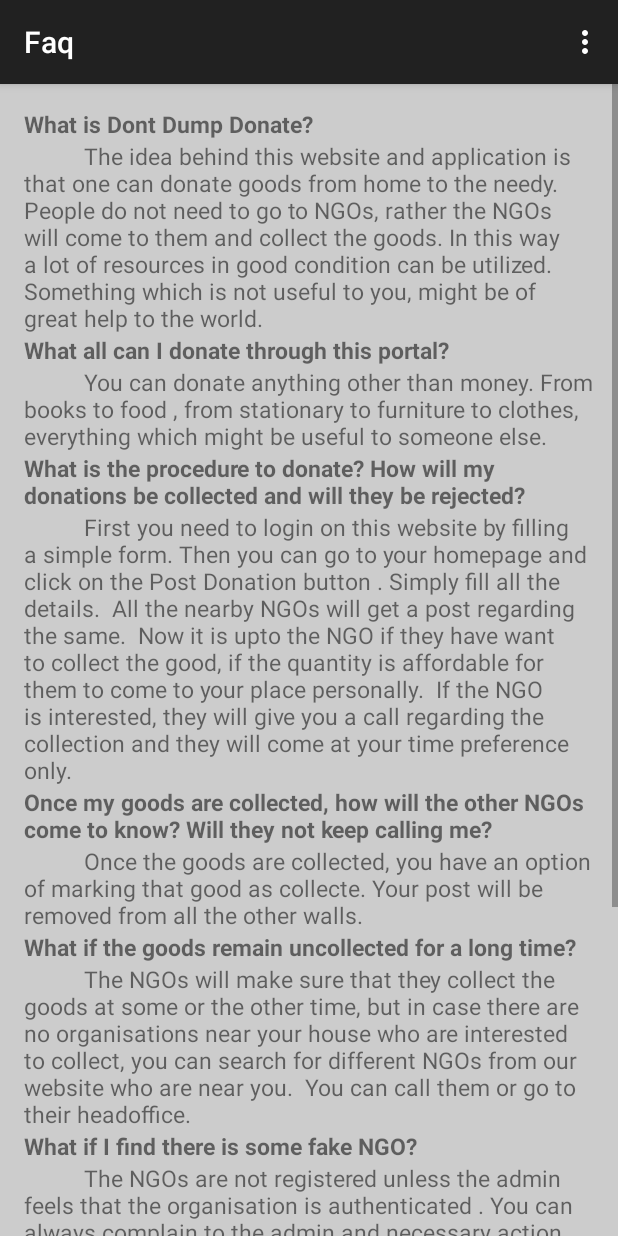
After one commit to Bhavik3/DontDumpDonate, an Android app: the Faq screen opened directly, with no data from a screen before it, on a phone screen of 412 x 824 dp. The commit adds this screen. Run offline under Robolectric (Android 15) with nearby library versions, the phone set to English and light mode, and no system bars.

Commit message:
FAQ and About us page is added

```diff
--- /dev/null
+++ b/DontDumpDonate/app/src/main/java/com/example/bhavik/dontdumpdonate/Faq.java
@@ -0,0 +1,39 @@
+package com.example.bhavik.dontdumpdonate;
+
+import android.support.v7.app.ActionBarActivity;
+import android.os.Bundle;
+import android.view.Menu;
+import android.view.MenuItem;
+
+
+public class Faq extends ActionBarActivity {
+
+    @Override
+    protected void onCreate(Bundle savedInstanceState) {
+        super.onCreate(savedInstanceState);
+        setContentView(R.layout.activity_faq);
+    }
+
+
+    @Override
+    public boolean onCreateOptionsMenu(Menu menu) {
+        // Inflate the menu; this adds items to the action bar if it is present.
+        getMenuInflater().inflate(R.menu.menu_faq, menu);
+        return true;
+    }
+
+    @Override
+    public boolean onOptionsItemSelected(MenuItem item) {
+        // Handle action bar item clicks here. The action bar will
+        // automatically handle clicks on the Home/Up button, so long
+        // as you specify a parent activity in AndroidManifest.xml.
+        int id = item.getItemId();
+
+        //noinspection SimplifiableIfStatement
+        if (id == R.id.action_settings) {
+            return true;
+        }
+
+        return super.onOptionsItemSelected(item);
+    }
+}
--- /dev/null
+++ b/DontDumpDonate/app/src/main/res/layout/activity_faq.xml
@@ -0,0 +1,202 @@
+<?xml version="1.0" encoding="utf-8"?>
+<ScrollView xmlns:android="http://schemas.android.com/apk/res/android"
+xmlns:tools="http://schemas.android.com/tools"
+android:layout_width="wrap_content"
+android:layout_height="fill_parent"
+android:id="@+id/scrollView"
+>
+<RelativeLayout xmlns:android="http://schemas.android.com/apk/res/android"
+    xmlns:tools="http://schemas.android.com/tools" android:layout_width="match_parent"
+    android:layout_height="match_parent" android:paddingLeft="@dimen/activity_horizontal_margin"
+    android:paddingRight="@dimen/activity_horizontal_margin"
+    android:paddingTop="@dimen/activity_vertical_margin"
+    android:paddingBottom="@dimen/activity_vertical_margin"
+    android:background="#cccccc"
+    tools:context="com.example.bhavik.dontdumpdonate.Faq">
+
+    <TextView
+        android:layout_width="wrap_content"
+        android:layout_height="wrap_content"
+        android:text="          The idea behind this website and application is that one can donate goods from home to the needy. People do not need to go to NGOs, rather the NGOs will come to them and collect the goods. In this way a lot of resources in good condition can be utilized. Something which is not useful to you, might be of great help to the world.
+        "
+        android:id="@+id/textView7"
+        android:textSize="15dp"
+        android:layout_below="@+id/textView8"
+        android:layout_alignParentLeft="true"
+        android:layout_alignParentStart="true" />
+
+    <TextView
+        android:layout_width="wrap_content"
+        android:layout_height="wrap_content"
+        android:text="What is Dont Dump Donate?"
+        android:textStyle="bold"
+
+        android:textSize="15dp"
+        android:id="@+id/textView8"
+
+        android:layout_alignParentTop="true"
+        android:layout_alignParentLeft="true"
+        android:layout_alignParentStart="true"
+        android:layout_alignParentRight="true"
+        android:layout_alignParentEnd="true" />
+
+    <TextView
+        android:layout_width="wrap_content"
+        android:layout_height="wrap_content"
+        android:textStyle="bold"
+        android:text="What all can I donate through this portal? "
+        android:id="@+id/textView10"
+        android:layout_below="@+id/textView7"
+        android:layout_alignParentLeft="true"
+        android:layout_alignParentStart="true"
+        android:layout_alignParentRight="true"
+        android:textSize="15dp"
+        android:layout_alignParentEnd="true" />
+
+    <TextView
+        android:layout_width="wrap_content"
+        android:layout_height="wrap_content"
+        android:text="          You can donate anything other than money. From books to food , from stationary to furniture to clothes, everything which might be useful to someone else.
+        "
+        android:id="@+id/textView11"
+        android:textSize="15dp"
+        android:layout_below="@+id/textView10"
+        android:layout_alignParentLeft="true"
+        android:layout_alignParentStart="true" />
+
+    <TextView
+        android:layout_width="wrap_content"
+        android:layout_height="wrap_content"
+        android:text="What is the procedure to donate? How will my donations be collected and will they be rejected?  "
+        android:id="@+id/textView12"
+        android:layout_below="@+id/textView11"
+        android:layout_alignParentLeft="true"
+        android:layout_alignParentStart="true"
+        android:textSize="15dp"
+        android:textStyle="bold"/>
+
+    <TextView
+        android:layout_width="wrap_content"
+        android:layout_height="wrap_content"
+        android:text="          First you need to login on this website by filling a simple form. Then you can go to your homepage and click on the Post Donation button . Simply fill all the details.  All the nearby NGOs will get a post regarding the same.  Now it is upto the NGO if they have want to collect the good, if the quantity is affordable for them to come to your place personally.  If the NGO is interested, they will give you a call regarding the collection and they will come at your time preference only.
+        "
+        android:id="@+id/textView13"
+        android:layout_below="@+id/textView12"
+        android:layout_alignParentLeft="true"
+        android:textSize="15dp"
+        android:layout_alignParentStart="true" />
+
+    <TextView
+        android:layout_width="wrap_content"
+        android:layout_height="wrap_content"
+        android:text="Once my goods are collected, how will the other NGOs come to know? Will they not keep calling me? "
+        android:id="@+id/textView14"
+        android:textStyle="bold"
+        android:layout_below="@+id/textView13"
+        android:textSize="15dp"
+        android:layout_alignParentLeft="true"
+        android:layout_alignParentStart="true" />
+
+    <TextView
+        android:layout_width="wrap_content"
+        android:layout_height="wrap_content"
+        android:text="          Once the goods are collected, you have an option of marking that good as collecte. Your post will be removed from all the other walls.
+        "
+        android:id="@+id/textView15"
+        android:layout_below="@+id/textView14"
+        android:layout_alignParentLeft="true"
+        android:textSize="15dp"
+        android:layout_alignParentStart="true" />
+
+    <TextView
+        android:layout_width="wrap_content"
+        android:layout_height="wrap_content"
+        android:text="What if the goods remain uncollected for a long time?"
+        android:id="@+id/textView16"
+
+        android:textSize="15dp"
+        android:textStyle="bold"
+        android:layout_below="@+id/textView15"
+        android:layout_alignParentLeft="true"
+        android:layout_alignParentStart="true" />
+
+    <TextView
+        android:layout_width="wrap_content"
+        android:layout_height="wrap_content"
+        android:text="          The NGOs will make sure that they collect the goods at some or the other time, but in case there are no organisations near your house who are interested to collect, you can search for different NGOs from our website who are near you.  You can call them or go to their headoffice.
+        "
+        android:id="@+id/textView17"
+        android:textSize="15dp"
+        android:layout_below="@+id/textView16"
+        android:layout_alignParentLeft="true"
+        android:layout_alignParentStart="true" />
+
+    <TextView
+        android:layout_width="wrap_content"
+        android:layout_height="wrap_content"
+        android:textStyle="bold"
+        android:text="What if I find there is some fake NGO?"
+        android:id="@+id/textView18"
+        android:layout_below="@+id/textView17"
+        android:layout_alignParentLeft="true"
+        android:textSize="15dp"
+        android:layout_alignParentStart="true" />
+
+    <TextView
+        android:layout_width="wrap_content"
+        android:layout_height="wrap_content"
+        android:text="          The NGOs are not registered unless the admin feels that the organisation is authenticated . You can always complain to the admin and necessary action will be taken.
+        "
+        android:id="@+id/textView19"
+        android:layout_below="@+id/textView18"
+        android:layout_alignParentLeft="true"
+        android:layout_alignParentStart="true"
+        android:textSize="15dp" />
+
+    <TextView
+        android:layout_width="wrap_content"
+        android:textStyle="bold"
+        android:textSize="15dp"
+        android:layout_height="wrap_content"
+        android:text="Is goods donation the only feature available?"
+        android:id="@+id/textView20"
+        android:layout_below="@+id/textView19"
+        android:layout_alignParentLeft="true"
+        android:layout_alignParentStart="true" />
+
+    <TextView
+        android:layout_width="wrap_content"
+        android:layout_height="wrap_content"
+        android:text="          No. We also provide you details of events happening for charity near your address. You will also get posts from the NGOs regarding necessities and problems face by them. You can view all the profile of different NGOs and check about their work. Also you can attend any event being organised for charity, by checking about the details on our website.  The primary focus is that the donations should reach the needy and that people who do not have time can donate from their homes itself.
+        "
+        android:id="@+id/textView22"
+        android:textSize="15dp"
+        android:layout_below="@+id/textView20"
+        android:layout_alignParentLeft="true"
+        android:layout_alignParentStart="true" />
+
+    <TextView
+        android:layout_width="wrap_content"
+        android:layout_height="wrap_content"
+        android:text="How will the NGOs be authenticated?  "
+        android:id="@+id/textView23"
+        android:layout_below="@+id/textView22"
+        android:layout_alignParentLeft="true"
+        android:textSize="15dp"
+        android:textStyle="bold"
+        android:layout_alignParentStart="true" />
+
+    <TextView
+        android:layout_width="wrap_content"
+        android:layout_height="wrap_content"
+        android:text="          The admin will do all the necessary background checks before the NGO is allowed access.
+        "
+        android:id="@+id/textView24"
+        android:textSize="15dp"
+        android:layout_below="@+id/textView23"
+        android:layout_alignParentLeft="true"
+        android:layout_alignParentStart="true" />
+
+
+</RelativeLayout>
+</ScrollView>
--- a/DontDumpDonate/app/src/main/res/layout/activity_forgot_password.xml
+++ b/DontDumpDonate/app/src/main/res/layout/activity_forgot_password.xml
@@ -5,7 +5,7 @@
     android:paddingTop="@dimen/activity_vertical_margin"
     android:paddingBottom="@dimen/activity_vertical_margin"
     tools:context="com.example.bhavik.dontdumpdonate.forgotPassword"
-    android:background="#dddddd">
+    android:background="#aaaaaa">
 
     <!--<TextView-->
         <!--android:layout_width="wrap_content"-->
--- a/DontDumpDonate/app/src/main/res/layout/activity_signup.xml
+++ b/DontDumpDonate/app/src/main/res/layout/activity_signup.xml
@@ -5,7 +5,7 @@
     android:paddingTop="@dimen/activity_vertical_margin"
     android:paddingBottom="@dimen/activity_vertical_margin"
     tools:context="com.example.bhavik.dontdumpdonate.signup"
-    android:background="#dddddd">
+    android:background="#aaaaaa">
 
 
     <TextView
--- a/DontDumpDonate/app/src/main/res/layout/post_event.xml
+++ b/DontDumpDonate/app/src/main/res/layout/post_event.xml
@@ -26,7 +26,7 @@
     <Button
         android:layout_width="wrap_content"
         android:layout_height="wrap_content"
-        android:text="Post Donation"
+        android:text="Post Event"
         android:id="@+id/postEvent"
         android:layout_below="@+id/date"
         android:layout_alignParentLeft="true"
--- /dev/null
+++ b/DontDumpDonate/app/src/main/res/menu/menu_faq.xml
@@ -0,0 +1,7 @@
+<menu xmlns:android="http://schemas.android.com/apk/res/android"
+    xmlns:app="http://schemas.android.com/apk/res-auto"
+    xmlns:tools="http://schemas.android.com/tools"
+    tools:context="com.example.bhavik.dontdumpdonate.Faq">
+    <item android:id="@+id/action_settings" android:title="@string/action_settings"
+        android:orderInCategory="100" app:showAsAction="never" />
+</menu>
--- a/DontDumpDonate/app/src/main/res/values/strings.xml
+++ b/DontDumpDonate/app/src/main/res/values/strings.xml
@@ -48,5 +48,6 @@
 
     <!-- Content Description -->
     <string name="desc_list_item_icon">Item Icon</string>
+    <string name="title_activity_faq">Faq</string>
 
 </resources>
```
Also changed, not shown: DontDumpDonate/app/src/main/AndroidManifest.xml (+8 -0 lines), DontDumpDonate/app/src/main/java/com/example/bhavik/dontdumpdonate/MainActivity.java (+30 -1 lines), DontDumpDonate/app/src/main/java/com/example/bhavik/dontdumpdonate/aboutUs.java (added, +40 -0 lines), DontDumpDonate/app/src/main/java/com/example/bhavik/dontdumpdonate/viewDonation.java (+18 -12 lines), DontDumpDonate/app/src/main/java/com/example/bhavik/dontdumpdonate/viewEvents.java (+15 -2 lines), DontDumpDonate/app/src/main/res/layout/about_us.xml (added, +74 -0 lines), DontDumpDonate/app/src/main/res/layout/activity_main.xml (+29 -1 lines).
